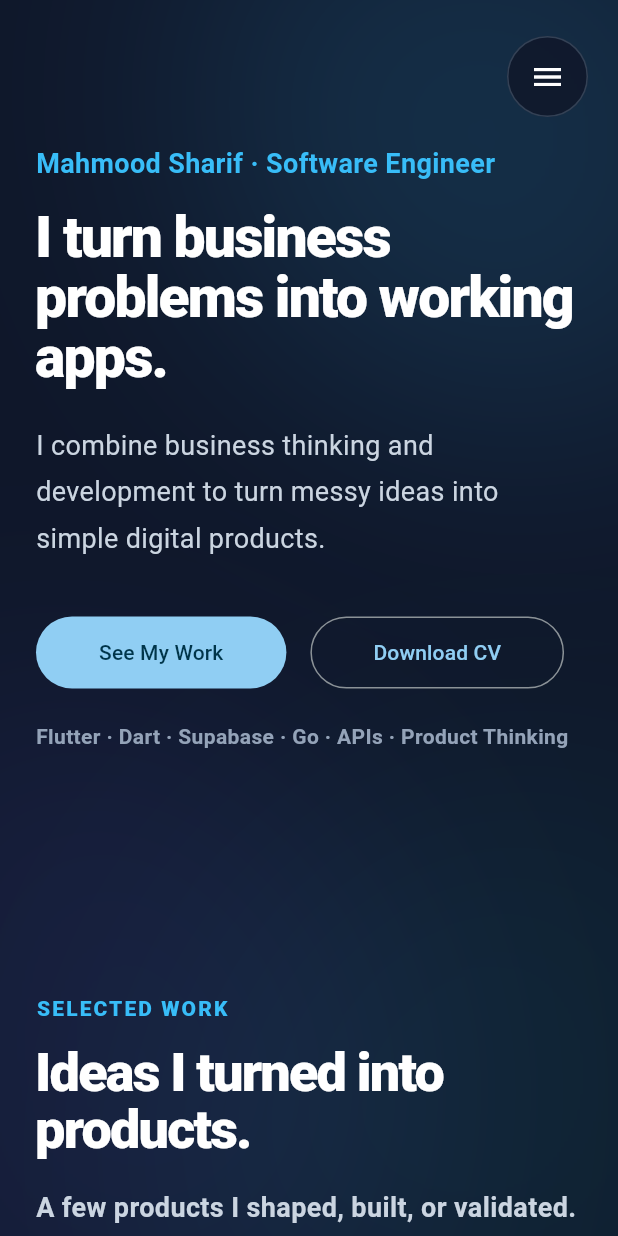
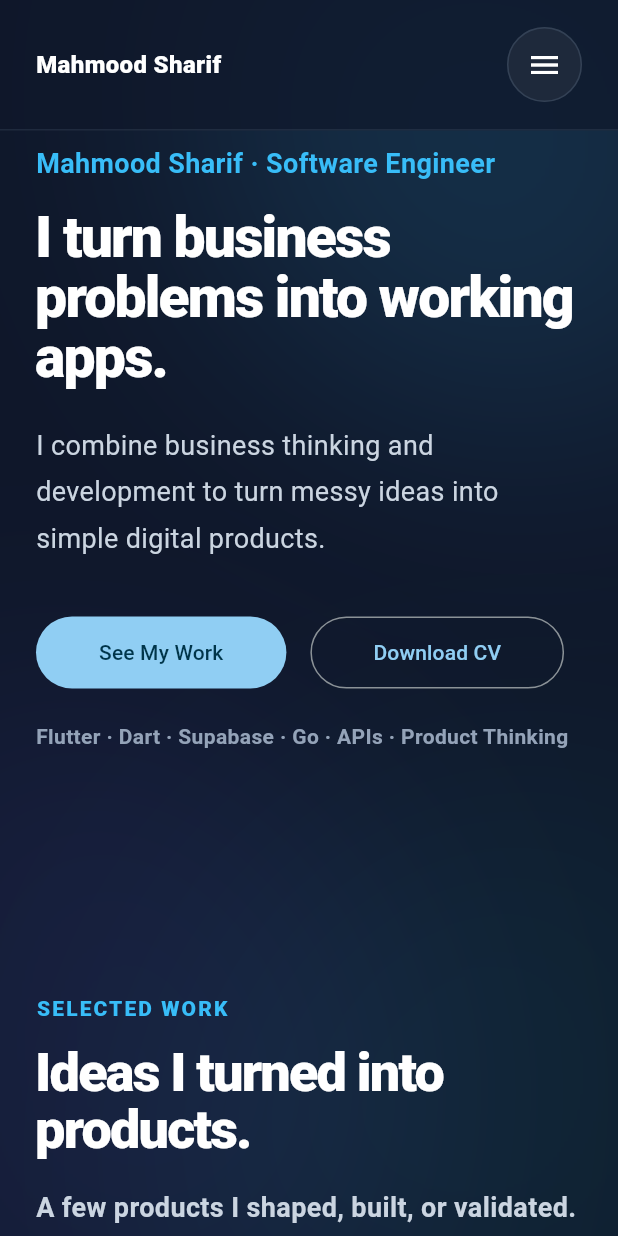
Before and after one commit to Mahmood-Sharif/mahmood_dev, a Flutter app: the screen it shows after launch, on a phone screen of 412 x 824 dp. Run offline on Flutter 3.47's test engine with Material 3 defaults, Android fonts, the phone set to English and light mode, and no system bars.

Commit message:
Clean portfolio section routing

```diff
--- a/lib/app/portfolio_app.dart
+++ b/lib/app/portfolio_app.dart
@@ -1,15 +1,14 @@
 import 'package:flutter/material.dart';
 
+import '../sections/contact_section.dart';
+import '../sections/experience_section.dart';
+import '../sections/hero_section.dart';
 import '../sections/selected_work_section.dart';
-import '../sections/contact_section.dart';
-import '../sections/hero_section.dart';
-import '../sections/projects_section.dart';
 import '../sections/tech_stack_section.dart';
-import '../sections/experience_section.dart';
+import '../utils/link_launcher.dart';
 import '../widgets/footer.dart';
+import '../widgets/nav_bar.dart';
 import '../widgets/page_background.dart';
-import '../utils/link_launcher.dart';
-import '../widgets/nav_bar.dart';
 import 'app_theme.dart';
 
 class PortfolioApp extends StatelessWidget {
@@ -18,7 +17,7 @@ class PortfolioApp extends StatelessWidget {
   @override
   Widget build(BuildContext context) {
     return MaterialApp(
-      title: 'Mahmood Sharif | Flutter Developer',
+      title: 'Mahmood Sharif | Product-minded Developer',
       debugShowCheckedModeBanner: false,
       theme: AppTheme.darkTheme(),
       home: const PortfolioHomePage(),
@@ -34,10 +33,10 @@ class PortfolioHomePage extends StatefulWidget {
 }
 
 class _PortfolioHomePageState extends State<PortfolioHomePage> {
-  final heroKey = GlobalKey();
-  final aboutKey = GlobalKey();
-  final techKey = GlobalKey();
-  final projectsKey = GlobalKey();
+  final homeKey = GlobalKey();
+  final workKey = GlobalKey();
+  final experienceKey = GlobalKey();
+  final stackKey = GlobalKey();
   final contactKey = GlobalKey();
 
   void scrollToSection(GlobalKey key) {
@@ -62,30 +61,30 @@ class _PortfolioHomePageState extends State<PortfolioHomePage> {
                 child: Column(
                   children: [
                     Container(
-                      key: heroKey,
+                      key: homeKey,
                       child: HeroSection(
-                        onViewProjectsTap: () => scrollToSection(projectsKey),
-                        onDownloadCvTap: () =>
-                            launchAsset('documents/mahmood_sharif_cv.pdf'),
+                        onViewProjectsTap: () => scrollToSection(workKey),
+                        onDownloadCvTap: () => launchWebDocument(
+                          'documents/mahmood_sharif_cv.pdf',
+                        ),
                       ),
                     ),
+                    Container(key: workKey, child: const SelectedWorkSection()),
                     Container(
-                      key: aboutKey,
-                      child: const SelectedWorkSection(),
+                      key: experienceKey,
+                      child: const ExperienceSection(),
                     ),
-                    const ExperienceSection(),
-                    Container(key: techKey, child: const TechStackSection()),
-                    Container(key: projectsKey, child: const ProjectsSection()),
+                    Container(key: stackKey, child: const TechStackSection()),
                     Container(key: contactKey, child: const ContactSection()),
                     const PortfolioFooter(),
                   ],
                 ),
               ),
               PortfolioNavBar(
-                onHeroTap: () => scrollToSection(heroKey),
-                onAboutTap: () => scrollToSection(aboutKey),
-                onTechTap: () => scrollToSection(techKey),
-                onProjectsTap: () => scrollToSection(projectsKey),
+                onHeroTap: () => scrollToSection(homeKey),
+                onAboutTap: () => scrollToSection(workKey),
+                onProjectsTap: () => scrollToSection(experienceKey),
+                onTechTap: () => scrollToSection(stackKey),
                 onContactTap: () => scrollToSection(contactKey),
               ),
             ],
--- a/lib/widgets/nav_bar.dart
+++ b/lib/widgets/nav_bar.dart
@@ -23,10 +23,27 @@ class PortfolioNavBar extends StatelessWidget {
     final isMobile = MediaQuery.sizeOf(context).width < 800;
 
     return Positioned(
-      top: 24,
+      top: 0,
       left: 0,
       right: 0,
+      child: Container(
+        padding: EdgeInsets.symmetric(
+          horizontal: isMobile
+              ? AppTheme.mobileHorizontalPadding
+              : AppTheme.desktopHorizontalPadding,
+          vertical: 18,
+        ),
+        decoration: BoxDecoration(
+          color: AppTheme.background.withValues(alpha: 0.72),
+          border: Border(
+            bottom: BorderSide(color: AppTheme.border.withValues(alpha: 0.45)),
+          ),
+        ),
         child: Center(
+          child: ConstrainedBox(
+            constraints: const BoxConstraints(
+              maxWidth: AppTheme.maxContentWidth,
+            ),
             child: isMobile
                 ? _MobileNavButton(
                     onHeroTap: onHeroTap,
@@ -41,6 +58,8 @@ class PortfolioNavBar extends StatelessWidget {
                     onTechTap: onTechTap,
                     onProjectsTap: onProjectsTap,
                     onContactTap: onContactTap,
+                  ),
+          ),
         ),
       ),
     );
@@ -64,29 +83,39 @@ class _DesktopNavBar extends StatelessWidget {
 
   @override
   Widget build(BuildContext context) {
-    return Container(
-      padding: const EdgeInsets.symmetric(horizontal: 18, vertical: 10),
-      decoration: BoxDecoration(
-        color: AppTheme.background.withValues(alpha: 0.88),
-        borderRadius: BorderRadius.circular(999),
-        border: Border.all(color: AppTheme.border),
-        boxShadow: [
-          BoxShadow(
-            color: Colors.black.withValues(alpha: 0.18),
-            blurRadius: 24,
-            offset: const Offset(0, 12),
+    return Row(
+      children: [
+        MouseRegion(
+          cursor: SystemMouseCursors.click,
+          child: GestureDetector(
+            onTap: onHeroTap,
+            child: const Text(
+              'Mahmood Sharif',
+              style: TextStyle(
+                color: AppTheme.textPrimary,
+                fontSize: 16,
+                fontWeight: FontWeight.w900,
+                letterSpacing: -0.2,
               ),
-        ],
             ),
-      child: Row(
-        mainAxisSize: MainAxisSize.min,
-        children: [
+          ),
+        ),
+        const SizedBox(width: 10),
+        const Text(
+          'Product-minded Developer',
+          style: TextStyle(
+            color: AppTheme.textMuted,
+            fontSize: 14,
+            fontWeight: FontWeight.w700,
+          ),
+        ),
+        const Spacer(),
         _NavItem(label: 'Home', onTap: onHeroTap),
         _NavItem(label: 'Work', onTap: onAboutTap),
+        _NavItem(label: 'Experience', onTap: onProjectsTap),
         _NavItem(label: 'Stack', onTap: onTechTap),
         _NavItem(label: 'Contact', onTap: onContactTap),
       ],
-      ),
     );
   }
 }
@@ -135,17 +164,17 @@ class _MobileNavButton extends StatelessWidget {
                   },
                 ),
                 _MobileNavItem(
+                  label: 'Experience',
+                  onTap: () {
+                    Navigator.pop(context);
+                    onProjectsTap();
+                  },
+                ),
+                _MobileNavItem(
                   label: 'Stack',
                   onTap: () {
                     Navigator.pop(context);
                     onTechTap();
-                  },
-                ),
-                _MobileNavItem(
-                  label: 'Projects',
-                  onTap: () {
-                    Navigator.pop(context);
-                    onProjectsTap();
                   },
                 ),
                 _MobileNavItem(
@@ -165,18 +194,25 @@ class _MobileNavButton extends StatelessWidget {
 
   @override
   Widget build(BuildContext context) {
-    return Align(
-      alignment: Alignment.topRight,
-      child: Padding(
-        padding: const EdgeInsets.only(right: 20),
-        child: Material(
-          color: AppTheme.background.withValues(alpha: 0.88),
+    return Row(
+      children: [
+        const Text(
+          'Mahmood Sharif',
+          style: TextStyle(
+            color: AppTheme.textPrimary,
+            fontSize: 16,
+            fontWeight: FontWeight.w900,
+          ),
+        ),
+        const Spacer(),
+        Material(
+          color: AppTheme.surface,
           borderRadius: BorderRadius.circular(999),
           child: InkWell(
             onTap: () => _openMenu(context),
             borderRadius: BorderRadius.circular(999),
             child: Container(
-              padding: const EdgeInsets.all(14),
+              padding: const EdgeInsets.all(12),
               decoration: BoxDecoration(
                 borderRadius: BorderRadius.circular(999),
                 border: Border.all(color: AppTheme.border),
@@ -185,7 +221,7 @@ class _MobileNavButton extends StatelessWidget {
             ),
           ),
         ),
-      ),
+      ],
     );
   }
 }
@@ -200,13 +236,11 @@ class _NavItem extends StatelessWidget {
   Widget build(BuildContext context) {
     return TextButton(
       onPressed: onTap,
-      child: Text(
-        label,
-        style: const TextStyle(
-          color: AppTheme.textPrimary,
-          fontWeight: FontWeight.w700,
+      style: TextButton.styleFrom(
+        foregroundColor: AppTheme.textPrimary,
+        padding: const EdgeInsets.symmetric(horizontal: 14, vertical: 10),
       ),
-      ),
+      child: Text(label, style: const TextStyle(fontWeight: FontWeight.w800)),
     );
   }
 }
```
Lines whose indentation alone changed are shown as unchanged.
